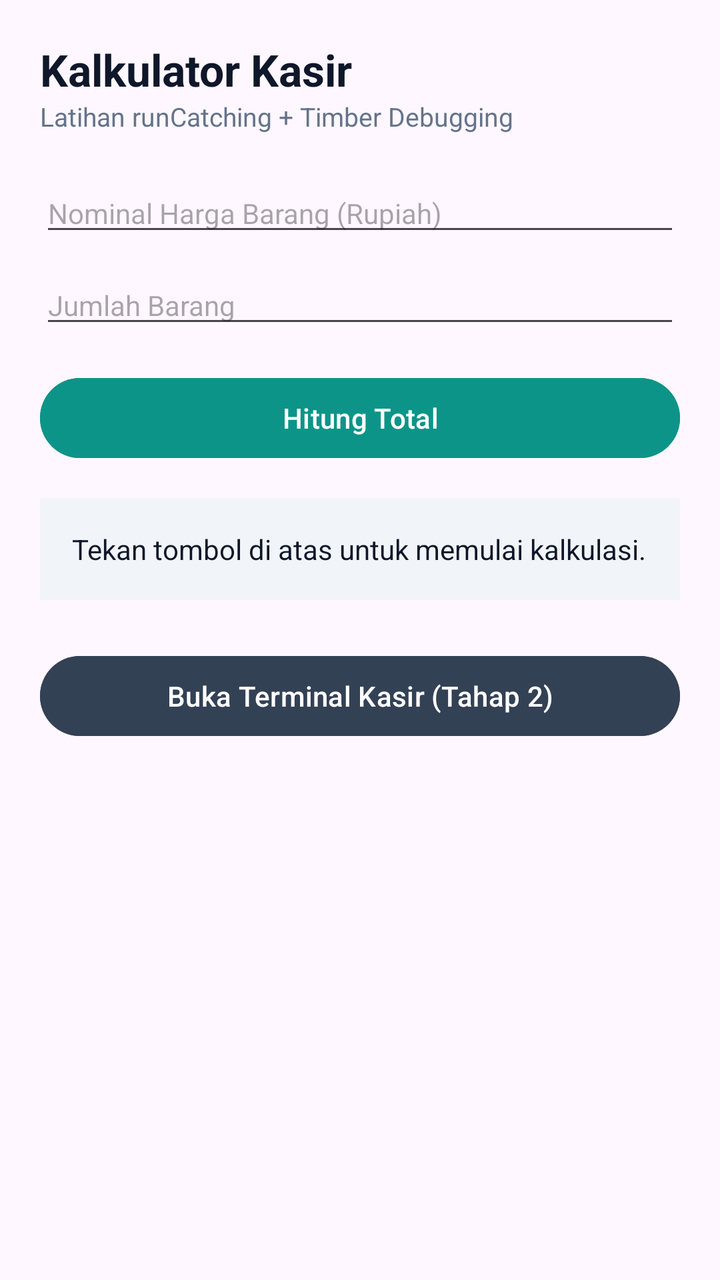
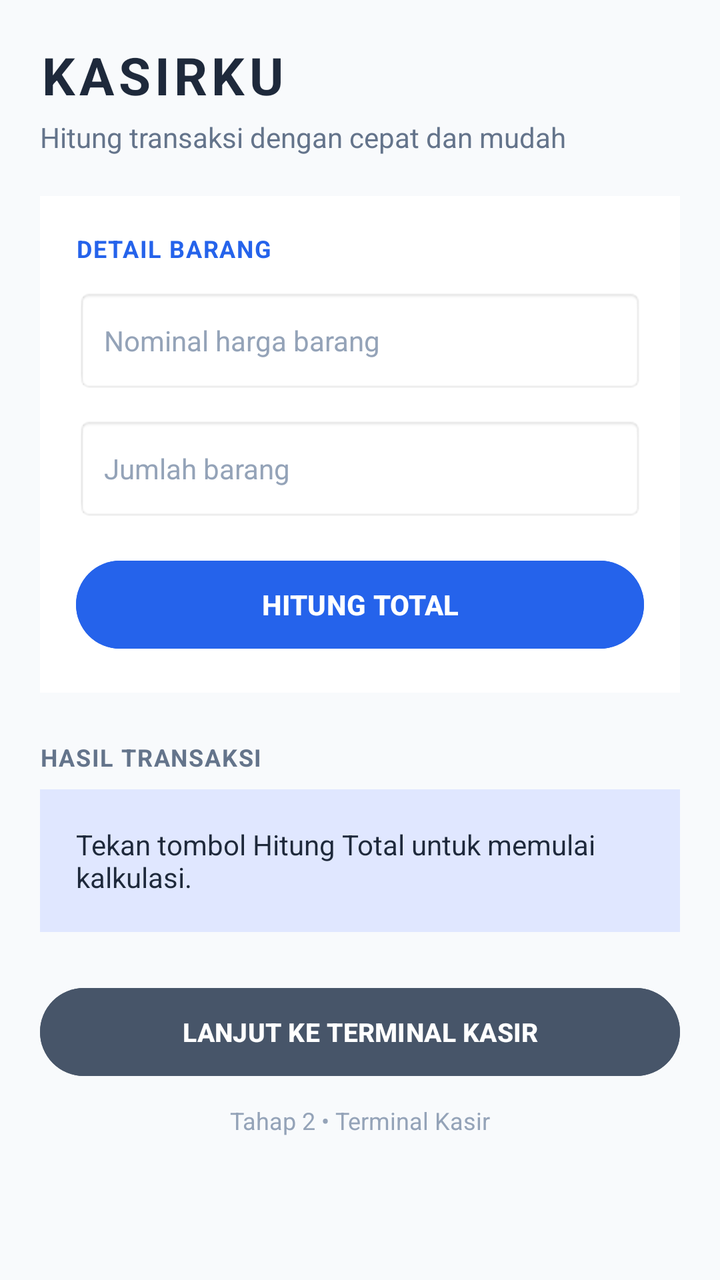

Two renders of the same Android screen: before a commit and after it. Below are the layout's source before the change and the commit's diff.
<!-- AndroidManifest.xml: application theme Theme.SmartRetailPOS -->
<!-- res/layout/activity_main.xml -->
<?xml version="1.0" encoding="utf-8"?>
<ScrollView xmlns:android="http://schemas.android.com/apk/res/android"
    android:layout_width="match_parent"
    android:layout_height="match_parent"
    android:fillViewport="true">

    <LinearLayout
        android:layout_width="match_parent"
        android:layout_height="wrap_content"
        android:orientation="vertical"
        android:padding="20dp">

        <TextView
            android:layout_width="wrap_content"
            android:layout_height="wrap_content"
            android:text="Kalkulator Kasir"
            android:textSize="22sp"
            android:textStyle="bold"
            android:textColor="#0F172A" />

        <TextView
            android:layout_width="wrap_content"
            android:layout_height="wrap_content"
            android:text="Latihan runCatching + Timber Debugging"
            android:textSize="13sp"
            android:textColor="#64748B"
            android:layout_marginBottom="20dp" />

        <EditText
            android:id="@+id/etNominal"
            android:layout_width="match_parent"
            android:layout_height="wrap_content"
            android:hint="Nominal Harga Barang (Rupiah)"
            android:inputType="numberDecimal"
            android:importantForAutofill="no"
            android:textSize="14sp" />

        <EditText
            android:id="@+id/etQty"
            android:layout_width="match_parent"
            android:layout_height="wrap_content"
            android:layout_marginTop="10dp"
            android:hint="Jumlah Barang"
            android:inputType="number"
            android:importantForAutofill="no"
            android:textSize="14sp" />

        <Button
            android:id="@+id/btnHitung"
            android:layout_width="match_parent"
            android:layout_height="wrap_content"
            android:layout_marginTop="16dp"
            android:text="Hitung Total"
            android:backgroundTint="#0D9488"
            android:textColor="#FFFFFF" />

        <TextView
            android:id="@+id/tvHasil"
            android:layout_width="match_parent"
            android:layout_height="wrap_content"
            android:layout_marginTop="16dp"
            android:padding="16dp"
            android:background="#F1F5F9"
            android:text="Tekan tombol di atas untuk memulai kalkulasi."
            android:textSize="14sp"
            android:textColor="#0F172A" />

        
        <Button
            android:id="@+id/btnOpenPos"
            android:layout_width="match_parent"
            android:layout_height="wrap_content"
            android:layout_marginTop="24dp"
            android:text="Buka Terminal Kasir (Tahap 2)"
            android:backgroundTint="#334155"
            android:textColor="#FFFFFF" />

    </LinearLayout>
</ScrollView>
<!-- resources referenced by this layout -->
<resources>
  <style name="Theme.SmartRetailPOS" parent="Theme.Material3.DayNight.NoActionBar">
          <item name="colorPrimary">@color/teal_primary</item>
      </style>
  <color name="teal_primary">#0D9488</color>
</resources>

<!-- the commit's change to res/layout/activity_main.xml (unified diff, before → after) -->
@@ -2,7 +2,8 @@
 <ScrollView xmlns:android="http://schemas.android.com/apk/res/android"
     android:layout_width="match_parent"
     android:layout_height="match_parent"
-    android:fillViewport="true">
+    android:fillViewport="true"
+    android:background="#F8FAFC">
 
     <LinearLayout
         android:layout_width="match_parent"
@@ -10,70 +11,127 @@
         android:orientation="vertical"
         android:padding="20dp">
 
+        
         <TextView
             android:layout_width="wrap_content"
             android:layout_height="wrap_content"
-            android:text="Kalkulator Kasir"
-            android:textSize="22sp"
+            android:text="KASIRKU"
+            android:textSize="26sp"
             android:textStyle="bold"
-            android:textColor="#0F172A" />
+            android:textColor="#1E293B"
+            android:letterSpacing="0.08" />
 
         <TextView
             android:layout_width="wrap_content"
             android:layout_height="wrap_content"
-            android:text="Latihan runCatching + Timber Debugging"
-            android:textSize="13sp"
+            android:text="Hitung transaksi dengan cepat dan mudah"
+            android:textSize="14sp"
             android:textColor="#64748B"
+            android:layout_marginTop="4dp"
             android:layout_marginBottom="20dp" />
 
-        <EditText
-            android:id="@+id/etNominal"
+        
+        <LinearLayout
             android:layout_width="match_parent"
             android:layout_height="wrap_content"
-            android:hint="Nominal Harga Barang (Rupiah)"
-            android:inputType="numberDecimal"
-            android:importantForAutofill="no"
-            android:textSize="14sp" />
+            android:orientation="vertical"
+            android:padding="18dp"
+            android:background="#FFFFFF">
 
-        <EditText
-            android:id="@+id/etQty"
-            android:layout_width="match_parent"
+            <TextView
+                android:layout_width="wrap_content"
+                android:layout_height="wrap_content"
+                android:text="DETAIL BARANG"
+                android:textSize="12sp"
+                android:textStyle="bold"
+                android:textColor="#2563EB"
+                android:letterSpacing="0.05"
+                android:layout_marginBottom="12dp" />
+
+            <EditText
+                android:id="@+id/etNominal"
+                android:layout_width="match_parent"
+                android:layout_height="52dp"
+                android:hint="Nominal harga barang"
+                android:inputType="numberDecimal"
+                android:importantForAutofill="no"
+                android:textSize="14sp"
+                android:paddingHorizontal="14dp"
+                android:textColor="#1E293B"
+                android:textColorHint="#94A3B8"
+                android:background="@android:drawable/editbox_background_normal" />
+
+            <EditText
+                android:id="@+id/etQty"
+                android:layout_width="match_parent"
+                android:layout_height="52dp"
+                android:layout_marginTop="12dp"
+                android:hint="Jumlah barang"
+                android:inputType="number"
+                android:importantForAutofill="no"
+                android:textSize="14sp"
+                android:paddingHorizontal="14dp"
+                android:textColor="#1E293B"
+                android:textColorHint="#94A3B8"
+                android:background="@android:drawable/editbox_background_normal" />
+
+            <Button
+                android:id="@+id/btnHitung"
+                android:layout_width="match_parent"
+                android:layout_height="52dp"
+                android:layout_marginTop="16dp"
+                android:text="HITUNG TOTAL"
+                android:textSize="14sp"
+                android:textStyle="bold"
+                android:textColor="#FFFFFF"
+                android:backgroundTint="#2563EB" />
+
+        </LinearLayout>
+
+        
+        <TextView
+            android:layout_width="wrap_content"
             android:layout_height="wrap_content"
-            android:layout_marginTop="10dp"
-            android:hint="Jumlah Barang"
-            android:inputType="number"
-            android:importantForAutofill="no"
-            android:textSize="14sp" />
-
-        <Button
-            android:id="@+id/btnHitung"
-            android:layout_width="match_parent"
-            android:layout_height="wrap_content"
-            android:layout_marginTop="16dp"
-            android:text="Hitung Total"
-            android:backgroundTint="#0D9488"
-            android:textColor="#FFFFFF" />
+            android:text="HASIL TRANSAKSI"
+            android:textSize="12sp"
+            android:textStyle="bold"
+            android:textColor="#64748B"
+            android:letterSpacing="0.05"
+            android:layout_marginTop="24dp"
+            android:layout_marginBottom="8dp" />
 
         <TextView
             android:id="@+id/tvHasil"
             android:layout_width="match_parent"
             android:layout_height="wrap_content"
-            android:layout_marginTop="16dp"
-            android:padding="16dp"
-            android:background="#F1F5F9"
-            android:text="Tekan tombol di atas untuk memulai kalkulasi."
+            android:padding="18dp"
+            android:background="#E0E7FF"
+            android:text="Tekan tombol Hitung Total untuk memulai kalkulasi."
             android:textSize="14sp"
-            android:textColor="#0F172A" />
+            android:textColor="#1E293B"
+            android:gravity="center_vertical" />
 
         
         <Button
             android:id="@+id/btnOpenPos"
             android:layout_width="match_parent"
+            android:layout_height="52dp"
+            android:layout_marginTop="24dp"
+            android:text="LANJUT KE TERMINAL KASIR"
+            android:textSize="13sp"
+            android:textStyle="bold"
+            android:textColor="#FFFFFF"
+            android:backgroundTint="#475569" />
+
+        <TextView
+            android:layout_width="match_parent"
             android:layout_height="wrap_content"
-            android:layout_marginTop="24dp"
-            android:text="Buka Terminal Kasir (Tahap 2)"
-            android:backgroundTint="#334155"
-            android:textColor="#FFFFFF" />
+            android:text="Tahap 2 • Terminal Kasir"
+            android:textSize="12sp"
+            android:textColor="#94A3B8"
+            android:gravity="center"
+            android:layout_marginTop="10dp" />
 
     </LinearLayout>
+
 </ScrollView>
